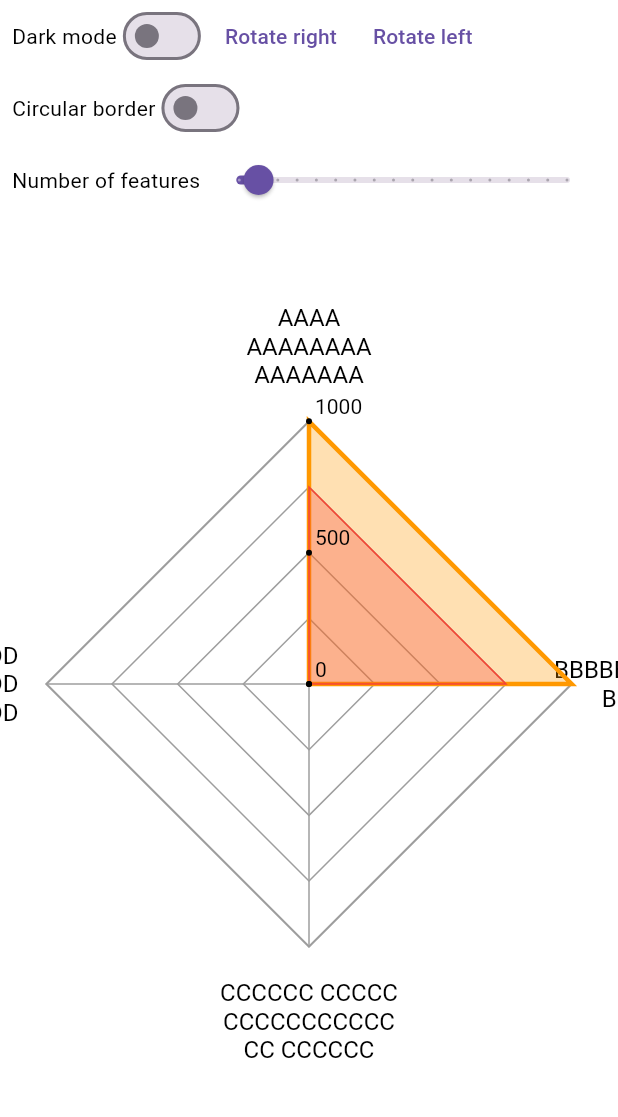
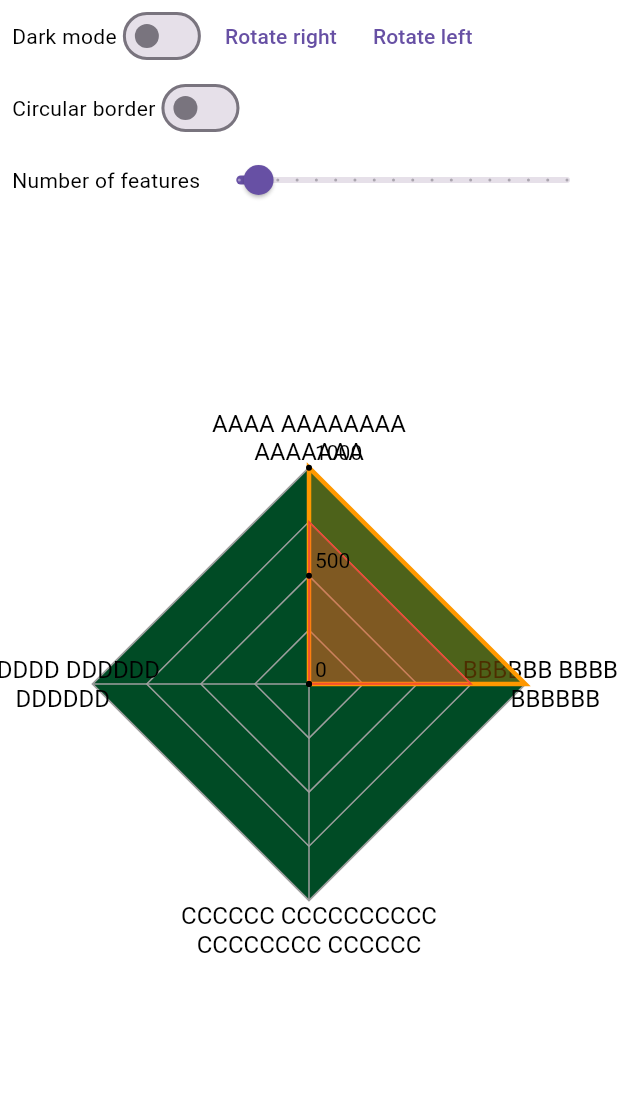
Before and after one commit to KhalilAmor/the_radar_chart, a Flutter app: the screen it shows after launch, on a phone screen of 412 x 824 dp, the part 84-1201 px from its top. Run offline on Flutter 3.47's test engine with Material 3 defaults, Android fonts, the phone set to English and light mode, and no system bars.

Commit message:
Adjusting chart size

```diff
--- a/example/lib/main.dart
+++ b/example/lib/main.dart
@@ -231,7 +231,9 @@ class MyHomePageState extends State<MyHomePage> {
                       getTitle: (index, angle) {
                         return RadarChartTitle(
                             text: features[index], angle: angle);
-                      }),
+                      },
+                      titlePadding: 20,
+                    ),
             ),
           ],
         ),
--- a/lib/src/models.dart
+++ b/lib/src/models.dart
@@ -60,8 +60,13 @@ class RadarChartController {
   late bool Function(bool) _rotateToFeature;
 
   bool Function(bool) get rotateToFeature => _rotateToFeature;
-
+  int _currentStep = 0;
+  int get currentStep => _currentStep;
   void initialize(bool Function(bool) rotateCallback) {
     _rotateToFeature = rotateCallback;
   }
+
+  void updateCurrentStep(int step) {
+    _currentStep = step;
+  }
 }
--- a/lib/src/radar_chart.dart
+++ b/lib/src/radar_chart.dart
@@ -19,8 +19,10 @@ class RadarChart extends StatefulWidget {
   final RadarChartTitle Function(int, double) getTitle;
   final double rotationAngle;
   final RadarChartController? controller;
+  final Color backgroundColor;
+  final double titlePadding;
 
-  const RadarChart({
+  RadarChart({
     Key? key,
     required this.ticks,
     required this.features,
@@ -37,6 +39,8 @@ class RadarChart extends StatefulWidget {
     this.shape = RadarChartShape.polygon,
     this.rotationAngle = 0,
     this.controller,
+    this.backgroundColor = const Color(0xff004b25),
+    this.titlePadding = 50,
   }) : super(key: key);
 
   factory RadarChart.light({
@@ -45,6 +49,7 @@ class RadarChart extends StatefulWidget {
     required List<RadarDataSet> data,
     required RadarChartTitle Function(int, double) getTitle,
     required RadarChartShape shape,
+    double titlePadding = 50,
   }) {
     return RadarChart(
       ticks: ticks,
@@ -53,6 +58,7 @@ class RadarChart extends StatefulWidget {
       reverseAxis: false,
       getTitle: getTitle,
       rotationAngle: 0,
+      titlePadding: titlePadding,
     );
   }
 
@@ -62,6 +68,7 @@ class RadarChart extends StatefulWidget {
     required List<RadarDataSet> data,
     required RadarChartTitle Function(int, double) getTitle,
     required RadarChartShape shape,
+    double titlePadding = 50,
   }) {
     return RadarChart(
       ticks: ticks,
@@ -73,6 +80,7 @@ class RadarChart extends StatefulWidget {
       reverseAxis: false,
       getTitle: getTitle,
       shape: shape,
+      titlePadding: titlePadding,
     );
   }
 
@@ -92,9 +100,6 @@ class RadarChartState extends State<RadarChart> with TickerProviderStateMixin {
   void initState() {
     super.initState();
 
-    // if (widget.controller != null) {
-    //   widget.controller?.initialize(_rotateToFeature);
-    // }
     animationController = AnimationController(
         duration: const Duration(milliseconds: 400), vsync: this);
 
@@ -184,8 +189,9 @@ class RadarChartState extends State<RadarChart> with TickerProviderStateMixin {
           widget.shape == RadarChartShape.polygon ? widget.features.length : 0,
           fraction,
           _rotationAnimation.value,
+          widget.backgroundColor,
           isRotating: _rotationController.isAnimating,
-          // rotationStep: rotationStep,
+          titlePadding: widget.titlePadding,
           getTitle: widget.getTitle),
     );
   }
@@ -215,7 +221,7 @@ class RadarChartPainter extends CustomPainter {
   final RadarChartTitle Function(int, double) getTitle;
   final double rotationValue;
   final double outlineBorderWidth;
-
+  final Color backgroundColor;
   RadarChartPainter(
     this.ticks,
     this.features,
@@ -227,10 +233,10 @@ class RadarChartPainter extends CustomPainter {
     this.axisColor,
     this.sides,
     this.fraction,
-    this.rotationValue, {
+    this.rotationValue,
+    this.backgroundColor, {
     this.outlineBorderWidth = 1,
     this.isRotating = false,
-    // this.rotationStep = 0,
     required this.getTitle,
     this.tickPadding = const EdgeInsets.all(4),
     this.titlePadding = 50,
@@ -269,7 +275,7 @@ class RadarChartPainter extends CustomPainter {
     final centerX = size.width / 2.0;
     final centerY = size.height / 2.0;
     final centerOffset = Offset(centerX, centerY);
-    final radius = math.min(centerX, centerY) * 0.85;
+    final radius = math.min(centerX, centerY) * 0.70;
     final featureRadius = radius + titlePadding;
 
     final scale = radius / ticks.last.value;
@@ -296,6 +302,15 @@ class RadarChartPainter extends CustomPainter {
       ..isAntiAlias = true;
 
     canvas.drawPath(variablePath(size, radius, sides), outlinePaint);
+
+    // Create a path for the outline of the radar chart
+    Path outlinePath = variablePath(size, radius, sides);
+
+    // Paint the background
+    var backgroundPaint = Paint()
+      ..color = backgroundColor
+      ..style = PaintingStyle.fill;
+    canvas.drawPath(outlinePath, backgroundPaint);
     // Painting the circles and labels for the given ticks (could be auto-generated)
     // The last tick is ignored, since it overlaps with the feature label
     var tickDistance = radius / (ticks.length - 1);
@@ -341,7 +356,7 @@ class RadarChartPainter extends CustomPainter {
           maxLines: 5);
       textPainter.layout(
         minWidth: 10,
-        maxWidth: size.width * .3,
+        maxWidth: size.width * .43,
       );
       // Offset centeredTextOffset = Offset(
       //   textOffset.dx - (textPainter.width / 2),
```
